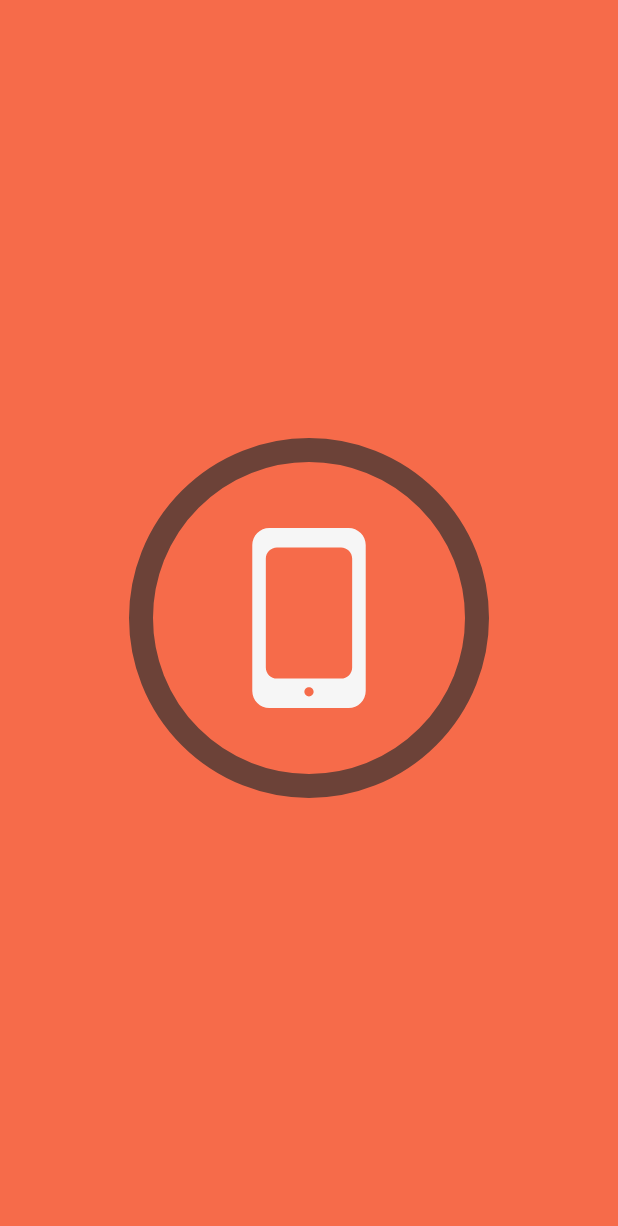
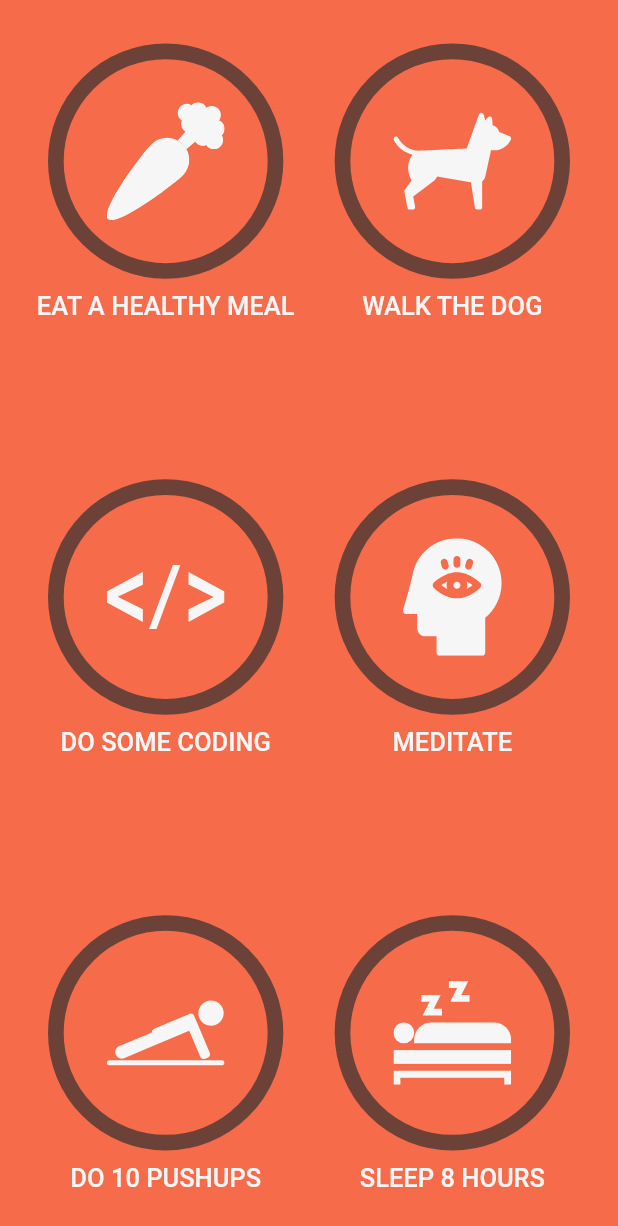
Before and after one commit to umeriplex/habbit_tracker, a Flutter app: the screen it shows after launch, on a phone screen of 412 x 824 dp. Shown: the top 1226 px of the screen. Run offline on Flutter 3.47's test engine with Material 2 defaults, Android fonts, the phone set to English and light mode, and no system bars; our stand-ins replace flutter_svg; Roboto replaces fonts that are missing (Helvetica Neue).

Commit message:
grids done

```diff
--- a/lib/ui/home/home_page.dart
+++ b/lib/ui/home/home_page.dart
@@ -1,21 +1,29 @@
 import 'package:flutter/material.dart';
 import 'package:habit_tracker_flutter/constants/app_assets.dart';
+import 'package:habit_tracker_flutter/ui/home/tasks_grid.dart';
 import 'package:habit_tracker_flutter/ui/theming/app_theme.dart';
 
-import '../tasks/animated_tasks.dart';
-import '../tasks/tasks_compl_ring.dart';
+import '../../models/task_preset.dart';
 
 class HomePage extends StatelessWidget {
   @override
   Widget build(BuildContext context) {
     return Scaffold(
       backgroundColor: AppTheme.of(context).primary,
-      body: Center(
-        child: SizedBox(
-          width: 240,
-          child: AnimatedTask(
-            iconName: AppAssets.phone,
-          )
+      body: SafeArea(
+        child: Padding(
+          padding: const EdgeInsets.symmetric(horizontal: 24.0, vertical: 16.0),
+          child: TasksGrid(
+            tasks: [
+              TaskPreset(
+                  name: 'Eat a Healthy Meal', iconName: AppAssets.carrot),
+              TaskPreset(name: 'Walk the Dog', iconName: AppAssets.dog),
+              TaskPreset(name: 'Do Some Coding', iconName: AppAssets.html),
+              TaskPreset(name: 'Meditate', iconName: AppAssets.meditation),
+              TaskPreset(name: 'Do 10 Pushups', iconName: AppAssets.pushups),
+              TaskPreset(name: 'Sleep 8 Hours', iconName: AppAssets.rest),
+            ],
+          ),
         ),
       ),
     );
--- /dev/null
+++ b/lib/ui/home/tasks_grid.dart
@@ -0,0 +1,42 @@
+import 'dart:math';
+
+import 'package:flutter/material.dart';
+import 'package:habit_tracker_flutter/ui/tasks/task_with_name.dart';
+
+import '../../models/task_preset.dart';
+
+class TasksGrid extends StatelessWidget {
+  const TasksGrid({Key? key, required this.tasks}) : super(key: key);
+  final List<TaskPreset> tasks;
+
+  @override
+  Widget build(BuildContext context) {
+    return LayoutBuilder(
+      builder: (context, constraints) {
+        final crossAxisSpacing = constraints.maxWidth * 0.05;
+        final taskWidth = (constraints.maxWidth - crossAxisSpacing) / 2.0;
+        const aspectRatio = 0.82;
+        final taskHeight = taskWidth / aspectRatio;
+        // Use max(x, 0.1) to prevent layout error when keyword is visible in modal page
+        final mainAxisSpacing = max((constraints.maxHeight - taskHeight * 3) / 2.0, 0.1);
+        final tasksLength = tasks.length;
+        return GridView.builder(
+          physics: NeverScrollableScrollPhysics(),
+          gridDelegate: SliverGridDelegateWithFixedCrossAxisCount(
+            crossAxisCount: 2,
+            crossAxisSpacing: crossAxisSpacing,
+            mainAxisSpacing: mainAxisSpacing,
+            childAspectRatio: aspectRatio,
+          ),
+          itemBuilder: (context, index) {
+            final task = tasks[index];
+            return TasksWithName(
+              task: task,
+            );
+          },
+          itemCount: tasksLength,
+        );
+      },
+    );
+  }
+}
--- a/lib/ui/tasks/animated_tasks.dart
+++ b/lib/ui/tasks/animated_tasks.dart
@@ -16,6 +16,7 @@ class AnimatedTask extends StatefulWidget {
 class _AnimatedTaskState extends State<AnimatedTask> with SingleTickerProviderStateMixin {
   late final AnimationController _controller;
   late final Animation<double> _curveAnimation;
+  var _isCheckCompleted = false;
 
   @override
   void initState() {
@@ -24,26 +25,41 @@ class _AnimatedTaskState extends State<AnimatedTask> with SingleTickerProviderSt
       vsync: this,
     );
     _curveAnimation = _controller.drive(CurveTween(curve: Curves.easeInOut));
+    _controller.addStatusListener(_updateAnimationStatus);
     super.initState();
   }
 
   @override
   void dispose() {
     _controller.dispose();
+    _controller.removeStatusListener(_updateAnimationStatus);
     super.dispose();
   }
 
   void _handleTapDown(TapDownDetails details) {
     if(_controller.status != AnimationStatus.completed){
       _controller.forward();
-    }else{
+    }else if (!_isCheckCompleted){
       _controller.value = 0.0;
     }
   }
 
-  void _handleTapUp(TapUpDetails details) {
+  void _handleTapUp() {
     if(_controller.status != AnimationStatus.completed){
       _controller.reverse();
+    }
+  }
+
+  void _updateAnimationStatus(AnimationStatus status){
+    if(status == AnimationStatus.completed){
+      if(mounted){
+        setState(() =>_isCheckCompleted = true);
+      }
+      Future.delayed(const Duration(milliseconds: 800), () {
+        if(mounted){
+          setState(() => _isCheckCompleted = false);
+        }
+      });
     }
   }
 
@@ -51,20 +67,24 @@ class _AnimatedTaskState extends State<AnimatedTask> with SingleTickerProviderSt
   Widget build(BuildContext context) {
     return GestureDetector(
       onTapDown: _handleTapDown,
-      onTapUp: _handleTapUp,
+      onTapUp: (_) =>_handleTapUp(),
+      onTapCancel: _handleTapUp,
       child: AnimatedBuilder(
         animation: _curveAnimation,
         builder: (context, child) {
           final themeData = AppTheme.of(context);
+          final progress = _curveAnimation.value;
+          final hasCompleted = progress == 1.0;
+          final iconColor = hasCompleted ? themeData.accentNegative : themeData.taskIcon;
           return Stack(
             children: [
               TasksCompRing(
-                progress: _curveAnimation.value,
+                progress: progress,
               ),
               Positioned.fill(
                 child: CenteredSvgIcon(
-                  iconName: widget.iconName,
-                  color: themeData.taskIcon,
+                  iconName: _isCheckCompleted && hasCompleted ? AppAssets.check : widget.iconName,
+                  color: iconColor,
                 ),
               ),
             ],
--- /dev/null
+++ b/lib/ui/tasks/task_with_name.dart
@@ -0,0 +1,34 @@
+import 'package:flutter/material.dart';
+import 'package:habit_tracker_flutter/constants/text_styles.dart';
+
+import '../../models/task_preset.dart';
+import '../theming/app_theme.dart';
+import 'animated_tasks.dart';
+
+class TasksWithName extends StatelessWidget {
+  const TasksWithName({Key? key, required this.task}) : super(key: key);
+  final TaskPreset task;
+
+  @override
+  Widget build(BuildContext context) {
+    return Column(
+      mainAxisAlignment: MainAxisAlignment.center,
+      children: [
+        Padding(
+          padding: const EdgeInsets.symmetric(horizontal: 8.0),
+          child: AnimatedTask(
+            iconName: task.iconName,
+          ),
+        ),
+        const SizedBox(height: 8),
+        Text(
+          task.name.toUpperCase(),
+          textAlign: TextAlign.center,
+          style: TextStyles.taskName.copyWith(
+            color: AppTheme.of(context).accent,
+          ),
+        ),
+      ],
+    );
+  }
+}
--- a/lib/ui/tasks/tasks_compl_ring.dart
+++ b/lib/ui/tasks/tasks_compl_ring.dart
@@ -32,23 +32,27 @@ class RingsPainter extends CustomPainter{
 
   @override
   void paint(Canvas canvas, Size size) {
+    final hasCompleted = progress < 1.0;
     final strokeWidth = size.width / 15.0;
     final center = Offset(size.width / 2.0, size.height / 2.0);
-    final radius = (size.width - strokeWidth) / 2.0;
+    final radius = hasCompleted ? (size.width - strokeWidth) / 2.0 : size.width / 2.0;
 
+    if(hasCompleted){
       final paint = Paint()
         ..isAntiAlias = true
         ..color = taskNotCompColor
         ..strokeWidth = strokeWidth
         ..style = PaintingStyle.stroke;
       canvas.drawCircle(center, radius, paint);
+    }
+
 
 
     final foregroundPaint = Paint()
       ..isAntiAlias = true
       ..color = taskCompColor
       ..strokeWidth = strokeWidth
-      ..style = PaintingStyle.stroke
+      ..style = hasCompleted ? PaintingStyle.stroke : PaintingStyle.fill
       ..strokeCap = StrokeCap.round;
 
     canvas.drawArc(
```
Lines whose indentation alone changed are shown as unchanged.
